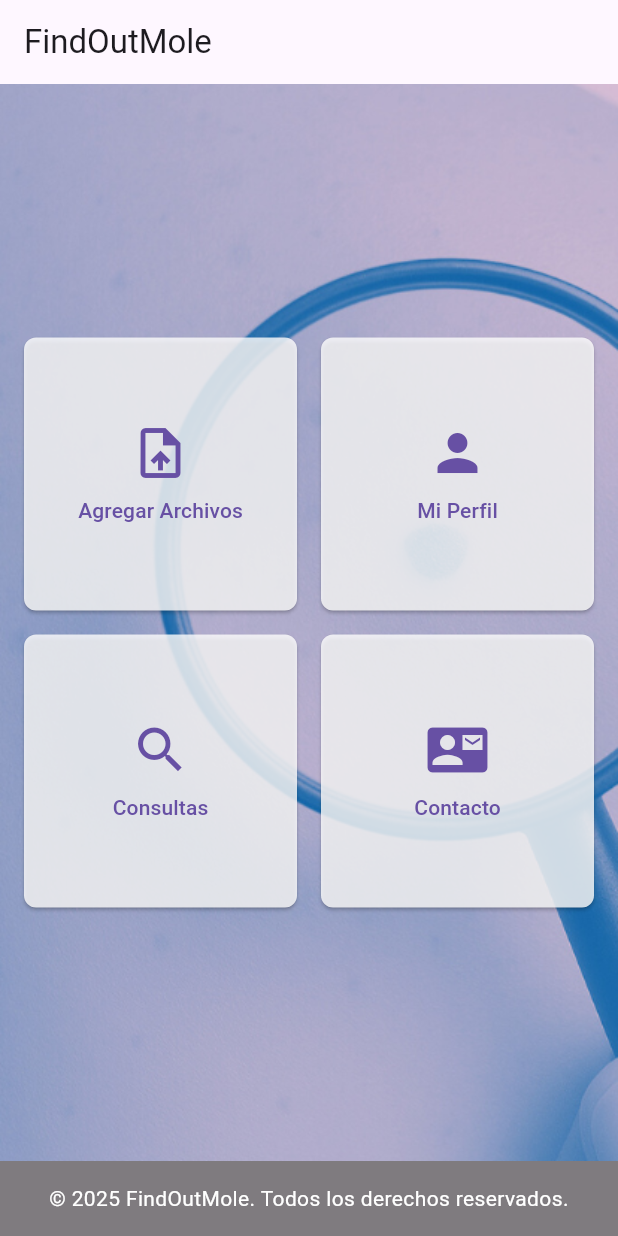
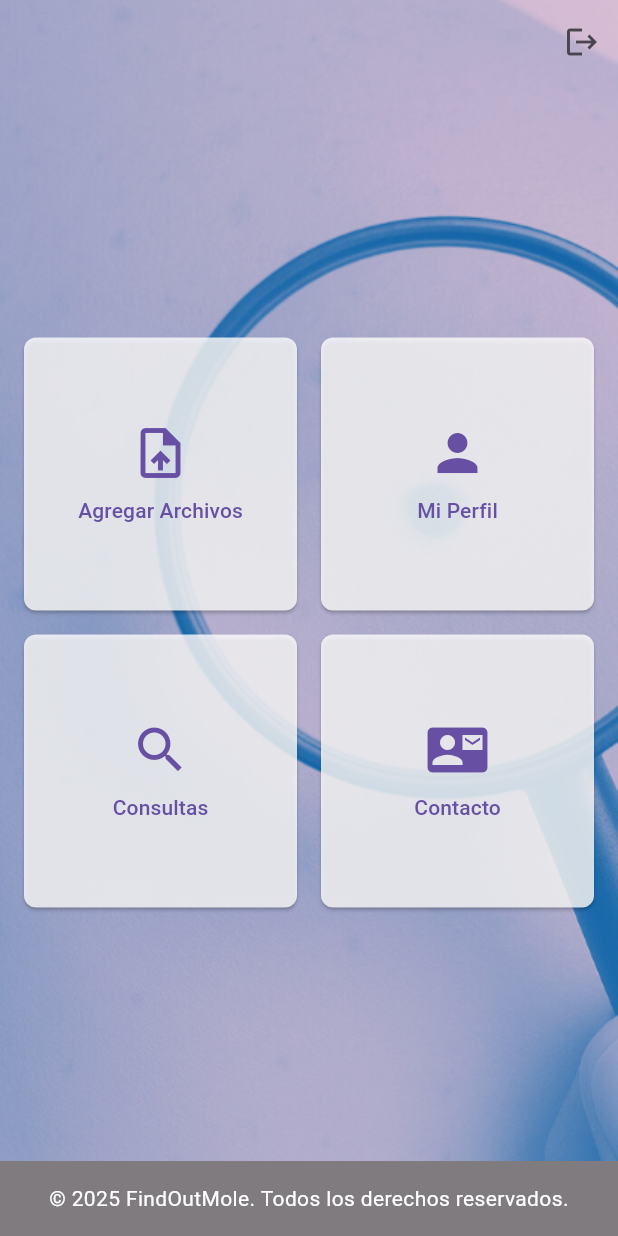
Before and after one commit to Sergi-10/findoutmole_copia, a Flutter app: the HomePage screen opened directly with empty values, on a phone screen of 412 x 824 dp. Run offline on Flutter 3.47's test engine with Material 3 defaults, Android fonts, the phone set to English and light mode, and no system bars; our stand-ins replace cloud_firestore, firebase_auth, firebase_core, google_fonts, image_picker, permission_handler; missing offline and left inert: image_editor; accounts and stored records are empty.

Commit message:
Cambios en home.dart. Añadir boton salir a login y appbar transparente

```diff
--- a/lib/screen/menu_screen/Home.dart
+++ b/lib/screen/menu_screen/Home.dart
@@ -4,6 +4,7 @@ import 'package:findoutmole/screen/FootBar.dart';
 import 'package:findoutmole/screen/menu_screen/Contacto.dart';
 import 'package:findoutmole/screen/prediction_screen.dart';
 import 'package:findoutmole/screen/menu_screen/ConsultasScreen.dart';
+import 'package:findoutmole/screen/login_screen/login_screen.dart';
 
 class HomePage extends StatelessWidget {
   final String token;
@@ -13,14 +14,15 @@ class HomePage extends StatelessWidget {
   @override
   Widget build(BuildContext context) {
     return Scaffold(
-      appBar: AppBar(title: const Text('FindOutMole')),
+      extendBodyBehindAppBar:
+          true, // Extiende el cuerpo detrás de la barra de navegación superior
+      appBar: configuracionAppBar(
+        context,
+      ), // LLamar metodo para configuración de la barra de navegación superior
       body: Stack(
         children: [
           Positioned.fill(
-            child: Image.asset(
-              'assets/images/2.png',
-              fit: BoxFit.cover,
-            ),
+            child: Image.asset('assets/images/2.png', fit: BoxFit.cover),
           ),
           Column(
             children: [
@@ -45,7 +47,8 @@ class HomePage extends StatelessWidget {
                         Navigator.push(
                           context,
                           MaterialPageRoute(
-                            builder: (context) => PredictionScreen(token: token),
+                            builder:
+                                (context) => PredictionScreen(token: token),
                           ),
                         );
                       },
@@ -70,8 +73,7 @@ class HomePage extends StatelessWidget {
                         Navigator.push(
                           context,
                           MaterialPageRoute(
-                            builder: (context) => const PerfilPage(
-                            ),
+                            builder: (context) => const PerfilPage(),
                           ),
                         );
                       },
@@ -145,4 +147,27 @@ class HomePage extends StatelessWidget {
       bottomNavigationBar: const FooterBar(),
     );
   }
+
+  // Método para configurar la barra de navegación superior
+  AppBar configuracionAppBar(BuildContext context) {
+    return AppBar(
+      backgroundColor: Colors.transparent, // Fondo transparente
+      elevation: 0, // Sin sombra
+      actions: [
+        Tooltip(
+          message: 'Cerrar sesión',
+          child: IconButton(
+            icon: const Icon(Icons.logout),
+            onPressed: () {
+              Navigator.pushAndRemoveUntil(
+                context,
+                MaterialPageRoute(builder: (context) => const LoginPage()),
+                (route) => false,
+              );
+            },
+          ),
+        ),
+      ],
+    );
+  }
 }
```
